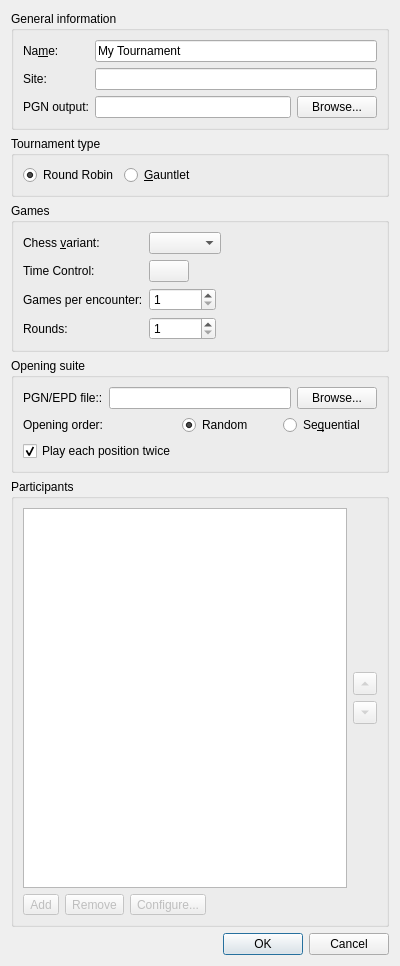
cutechess/cutechess, file projects/gui/ui/newtournamentdlg.ui: the form before one commit.
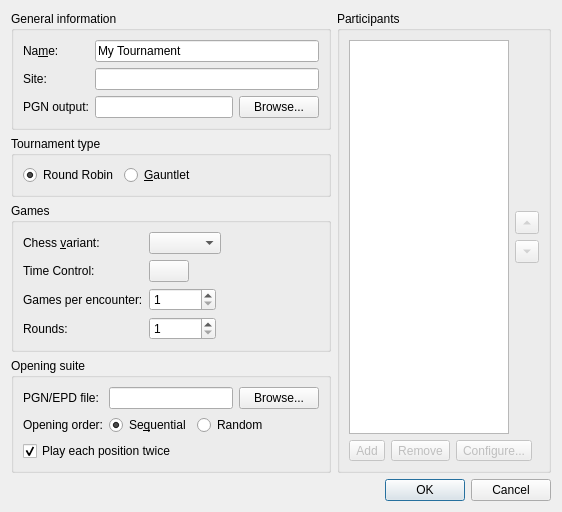
The form after the commit. Icons and pictures are not drawn.

Commit message: gui: fix NewTournamentDialog's layout

Diff of the .ui file:
```diff
--- a/projects/gui/ui/newtournamentdlg.ui
+++ b/projects/gui/ui/newtournamentdlg.ui
@@ -6,8 +6,8 @@
    <rect>
     <x>0</x>
     <y>0</y>
-    <width>400</width>
-    <height>966</height>
+    <width>562</width>
+    <height>481</height>
    </rect>
   </property>
   <property name="windowTitle">
@@ -15,6 +15,10 @@
   </property>
   <layout class="QVBoxLayout" name="verticalLayout">
    <item>
+    <layout class="QHBoxLayout" name="horizontalLayout_7" stretch="3,2">
+     <item>
+      <layout class="QVBoxLayout" name="verticalLayout_5" stretch="0,0,0,0">
+       <item>
     <widget class="QGroupBox" name="groupBox_3">
      <property name="title">
       <string>General information</string>
@@ -246,46 +250,6 @@
       <string>Opening suite</string>
      </property>
      <layout class="QGridLayout" name="gridLayout">
-      <item row="0" column="0" colspan="3">
-       <layout class="QHBoxLayout" name="horizontalLayout_5">
-        <item>
-         <widget class="QLabel" name="label_13">
-          <property name="text">
-           <string>PGN/EPD file::</string>
-          </property>
-          <property name="buddy">
-           <cstring>m_pgnoutEdit</cstring>
-          </property>
-         </widget>
-        </item>
-        <item>
-         <widget class="QLineEdit" name="m_suiteFileEdit">
-          <property name="sizePolicy">
-           <sizepolicy hsizetype="Expanding" vsizetype="Fixed">
-            <horstretch>0</horstretch>
-            <verstretch>0</verstretch>
-           </sizepolicy>
-          </property>
-          <property name="text">
-           <string/>
-          </property>
-         </widget>
-        </item>
-        <item>
-         <widget class="QPushButton" name="m_browseOpeningSuiteBtn">
-          <property name="sizePolicy">
-           <sizepolicy hsizetype="Minimum" vsizetype="Fixed">
-            <horstretch>0</horstretch>
-            <verstretch>0</verstretch>
-           </sizepolicy>
-          </property>
-          <property name="text">
-           <string>Browse...</string>
-          </property>
-         </widget>
-        </item>
-       </layout>
-      </item>
       <item row="1" column="0">
        <widget class="QLabel" name="label_11">
         <property name="text">
@@ -297,26 +261,83 @@
        </widget>
       </item>
       <item row="1" column="1">
-       <widget class="QRadioButton" name="m_randomOrderRadio">
-        <property name="text">
-         <string>Random</string>
-        </property>
-        <property name="checked">
-         <bool>true</bool>
-        </property>
-       </widget>
-      </item>
-      <item row="1" column="2">
+           <layout class="QHBoxLayout" name="horizontalLayout_6">
+            <item>
        <widget class="QRadioButton" name="m_seqOrderRadio">
         <property name="text">
          <string>Se&amp;quential</string>
         </property>
         <property name="checked">
+               <bool>true</bool>
+              </property>
+             </widget>
+            </item>
+            <item>
+             <widget class="QRadioButton" name="m_randomOrderRadio">
+              <property name="text">
+               <string>Random</string>
+              </property>
+              <property name="checked">
          <bool>false</bool>
         </property>
        </widget>
       </item>
-      <item row="2" column="0">
+            <item>
+             <spacer name="horizontalSpacer_2">
+              <property name="orientation">
+               <enum>Qt::Horizontal</enum>
+              </property>
+              <property name="sizeHint" stdset="0">
+               <size>
+                <width>40</width>
+                <height>20</height>
+               </size>
+              </property>
+             </spacer>
+            </item>
+           </layout>
+          </item>
+          <item row="0" column="0">
+           <widget class="QLabel" name="label_13">
+            <property name="text">
+             <string>PGN/EPD file:</string>
+            </property>
+            <property name="buddy">
+             <cstring>m_suiteFileEdit</cstring>
+            </property>
+           </widget>
+          </item>
+          <item row="0" column="1">
+           <layout class="QHBoxLayout" name="horizontalLayout_5">
+            <item>
+             <widget class="QLineEdit" name="m_suiteFileEdit">
+              <property name="sizePolicy">
+               <sizepolicy hsizetype="Expanding" vsizetype="Fixed">
+                <horstretch>0</horstretch>
+                <verstretch>0</verstretch>
+               </sizepolicy>
+              </property>
+              <property name="text">
+               <string/>
+              </property>
+             </widget>
+            </item>
+            <item>
+             <widget class="QPushButton" name="m_browseOpeningSuiteBtn">
+              <property name="sizePolicy">
+               <sizepolicy hsizetype="Minimum" vsizetype="Fixed">
+                <horstretch>0</horstretch>
+                <verstretch>0</verstretch>
+               </sizepolicy>
+              </property>
+              <property name="text">
+               <string>Browse...</string>
+              </property>
+             </widget>
+            </item>
+           </layout>
+          </item>
+          <item row="2" column="0" colspan="2">
        <widget class="QCheckBox" name="m_repeatCheckBox">
         <property name="text">
          <string>Play each position twice</string>
@@ -326,9 +347,26 @@
         </property>
        </widget>
       </item>
+          <item row="3" column="0">
+           <spacer name="verticalSpacer_3">
+            <property name="orientation">
+             <enum>Qt::Vertical</enum>
+            </property>
+            <property name="sizeHint" stdset="0">
+             <size>
+              <width>20</width>
+              <height>40</height>
+             </size>
+            </property>
+           </spacer>
+          </item>
      </layout>
     </widget>
    </item>
+      </layout>
+     </item>
+     <item>
+      <layout class="QVBoxLayout" name="verticalLayout_4">
    <item>
     <widget class="QGroupBox" name="groupBox">
      <property name="autoFillBackground">
@@ -484,6 +522,10 @@
       </item>
      </layout>
     </widget>
+       </item>
+      </layout>
+     </item>
+    </layout>
    </item>
    <item>
     <widget class="QDialogButtonBox" name="buttonBox">
```
Lines whose indentation alone changed are shown as unchanged.
